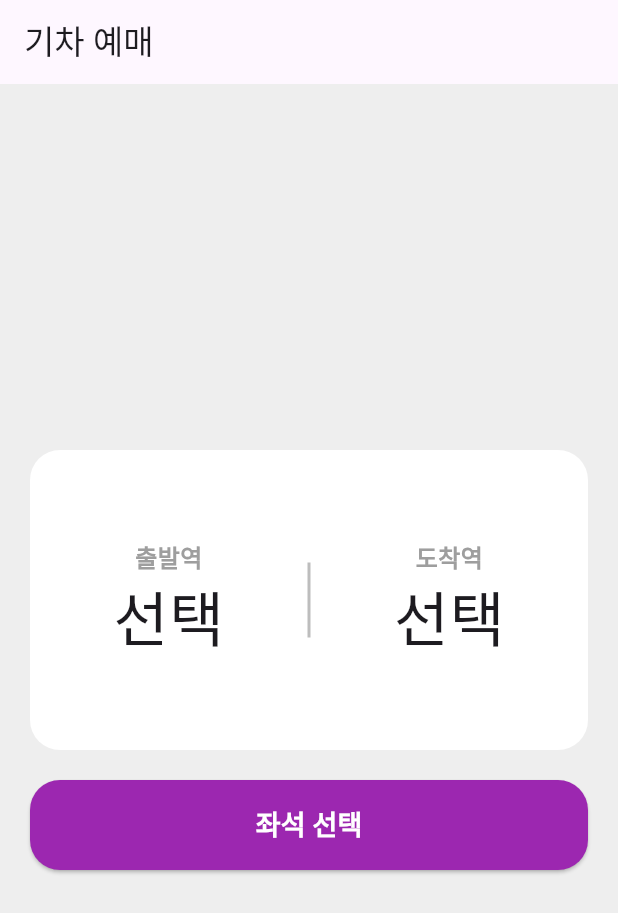
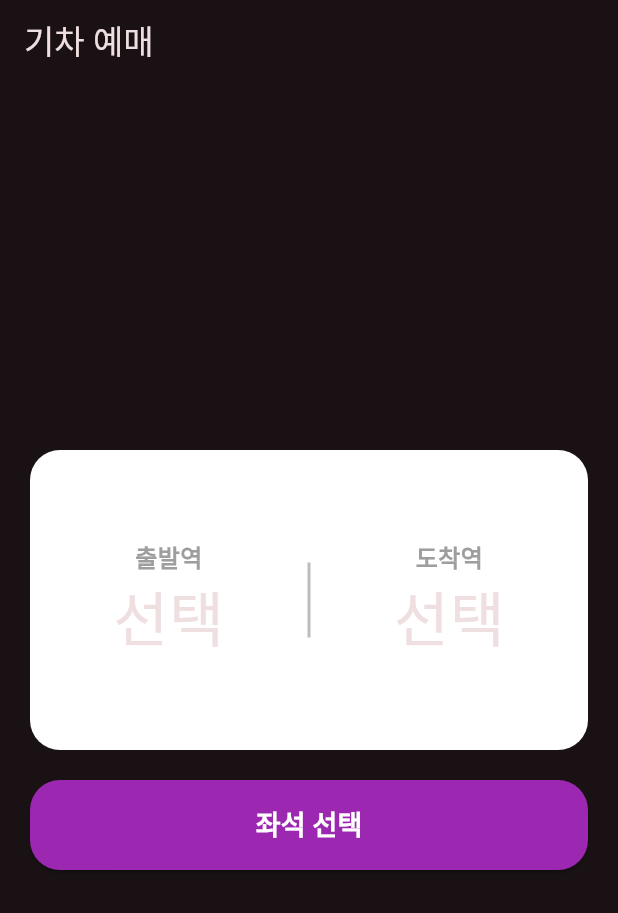
Before and after one commit to treeandturtle/flutter_train_app, a Flutter app: the screen it shows after launch, on a phone screen of 412 x 824 dp. Shown: the top 913 px of the screen. Run offline on Flutter 3.47's test engine with Material 3 defaults, Android fonts, the phone set to English and light mode, and no system bars.

Commit message:
메인 기능 적용

```diff
--- a/lib/main.dart
+++ b/lib/main.dart
@@ -12,7 +12,19 @@ class MyApp extends StatelessWidget {
   Widget build(BuildContext context) {
     return MaterialApp(
       title: 'Flutter train app',
-      theme: ThemeData(useMaterial3: true),
+      themeMode: ThemeMode.dark,
+      theme: ThemeData(
+        useMaterial3: true,
+        brightness: Brightness.light,
+        scaffoldBackgroundColor: Colors.grey[200],
+        primaryColor: Colors.white,
+      ),
+      darkTheme: ThemeData(
+        brightness: Brightness.dark,
+        colorSchemeSeed: Colors.black,
+
+        useMaterial3: true,
+      ),
       home: const HomePage(),
     );
   }
--- a/lib/page/homepage.dart
+++ b/lib/page/homepage.dart
@@ -3,14 +3,23 @@ import 'package:flutter/material.dart';
 import 'package:flutter_train_app/widget/selectbutton.dart';
 import 'package:flutter_train_app/page/station_part.dart';
 
-class HomePage extends StatelessWidget {
+class HomePage extends StatefulWidget {
   const HomePage({super.key});
 
   @override
+  State<HomePage> createState() => _HomePageState();
+}
+
+class _HomePageState extends State<HomePage> {
+  String? startStation;
+  String? endStation;
+  @override
   Widget build(BuildContext context) {
+    // String? startStation;
+    // String? endStation; 상태가 아닌 지역 변수로 설정 시 다른 위젯으로 이동시 감지를 못함
     return Scaffold(
       appBar: AppBar(title: Text('기차 예매')),
-      backgroundColor: Colors.grey[200],
+      backgroundColor: Theme.of(context).scaffoldBackgroundColor,
       body: Padding(
         padding: const EdgeInsets.all(20.0),
         child: Column(
@@ -28,15 +37,37 @@ class HomePage extends StatelessWidget {
                 mainAxisAlignment: MainAxisAlignment.spaceEvenly,
                 crossAxisAlignment: CrossAxisAlignment.center,
                 children: [
-                  StationPart(stationtitle: '출발역', stationname: '선택'),
+                  StationPart(
+                    stationtitle: '출발역',
+                    onSelected: (value) {
+                      {
+                        setState(() {
+                          startStation = value;
+                        });
+                      }
+                    },
+                  ),
 
                   Container(width: 2, height: 50, color: Colors.grey[400]),
-                  StationPart(stationtitle: '도착역', stationname: '선택'),
+                  StationPart(
+                    stationtitle: '도착역',
+                    onSelected: (value) {
+                      {
+                        setState(() {
+                          endStation = value; // ✅ 콜백으로 받은 값 저장
+                        });
+                      }
+                    },
+                  ),
                 ],
               ),
             ),
             SizedBox(height: 20),
-            SeatSelectButton(),
+
+            SeatSelectButton(
+              startStation: startStation,
+              endStation: endStation,
+            ),
           ],
         ),
       ),
--- a/lib/page/station_part.dart
+++ b/lib/page/station_part.dart
@@ -1,37 +1,55 @@
 import 'package:flutter/material.dart';
 import 'package:flutter_train_app/page/stationpage.dart';
 
-class StationPart extends StatelessWidget {
-  final String stationname;
+class StationPart extends StatefulWidget {
   final String stationtitle;
+  final Function(String?) onSelected;
   const StationPart({
     super.key,
-    required this.stationname,
     required this.stationtitle,
+    required this.onSelected,
   });
 
   @override
+  State<StationPart> createState() => _StationPartState();
+}
+
+class _StationPartState extends State<StationPart> {
+  String? selectedStation;
+  @override
   Widget build(BuildContext context) {
     return InkWell(
-      onTap: () {
-        Navigator.of(context).push(
+      onTap: () async {
+        String? selectedStationPage = await Navigator.of(context).push(
           MaterialPageRoute(
-            builder: (context) => StationPage(stationtitle: stationtitle),
+            builder: (context) =>
+                StationPage(stationtitle: widget.stationtitle),
           ),
         );
+        if (selectedStationPage != null) {
+          setState(() {
+            selectedStation = selectedStationPage;
+          });
+          widget.onSelected(selectedStationPage);
+        } else {
+          setState(() {
+            selectedStation = null;
+          });
+          widget.onSelected(null);
+        }
       },
       child: Column(
         mainAxisAlignment: MainAxisAlignment.center,
         children: [
           Text(
-            stationtitle,
+            widget.stationtitle,
             style: TextStyle(
               fontSize: 16,
               fontWeight: FontWeight.bold,
               color: Colors.grey,
             ),
           ),
-          Text(stationname, style: TextStyle(fontSize: 40)),
+          Text(selectedStation ?? '선택', style: TextStyle(fontSize: 40)),
         ],
       ),
     );
```
Also changed, not shown: lib/page/seatpage.dart (+23 -5 lines), lib/page/stationpage.dart (+6 -1 lines), lib/widget/reservation_button.dart (added, +80 -0 lines), lib/widget/seat.dart (+10 -1 lines), lib/widget/seatline.dart (+22 -5 lines), lib/widget/selectbutton.dart (+43 -7 lines).
